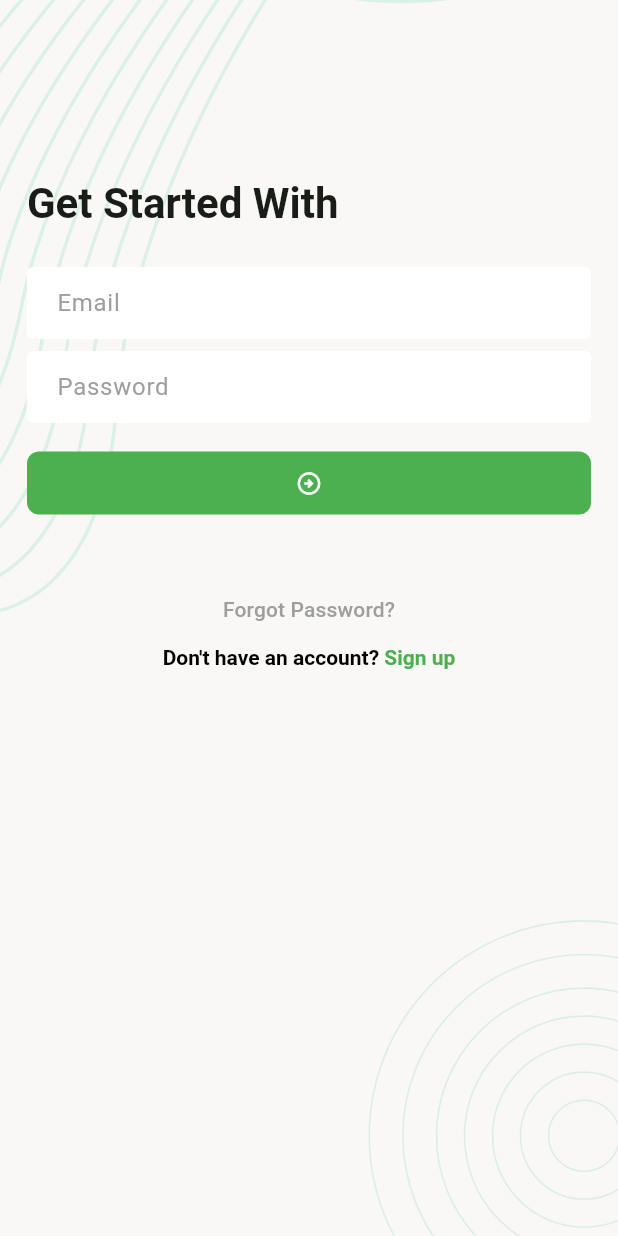
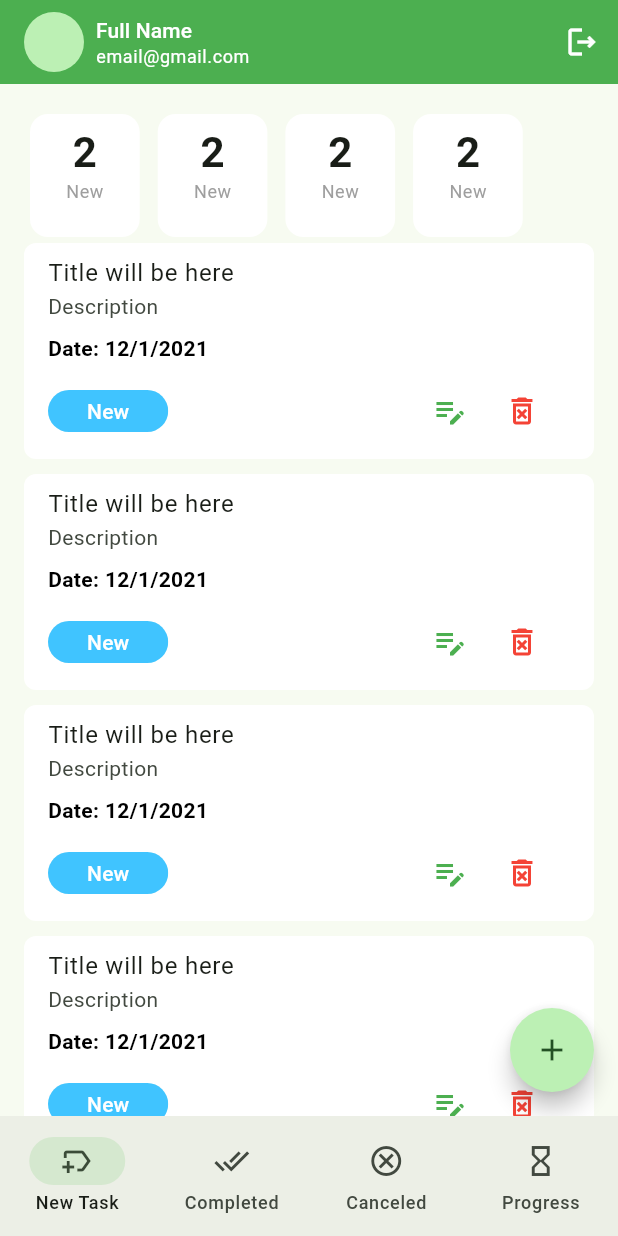
Before and after one commit to faiaz5415/task-manager, a Flutter app: the screen it shows after launch, after a tap on the "arrow circle right" icon, on a phone screen of 412 x 824 dp. Run offline on Flutter 3.47's test engine with Material 3 defaults, Android fonts, the phone set to English and light mode, and no system bars; our stand-ins replace flutter_svg, pin_code_fields.

Commit message:
feat: add main navigation and task screens
- Implemented the main bottom navigation bar to switch between different task status screens.
- Added new screens for 'New', 'Completed', 'Canceled', and 'In Progress' tasks.
- Created an 'Add New Task' screen with a form for subject and description.
- Introduced reusable widgets for the app bar (`TMAppBar`), task cards (`TaskCard`), and task count display (`TaskCountByStatusCard`).
- Updated the login screen to navigate to the main app screen upon successful login.

```diff
--- a/lib/app.dart
+++ b/lib/app.dart
@@ -34,6 +34,9 @@ class TaskManagerApp extends StatelessWidget {
               )
           ),
         ),
+        iconTheme: IconThemeData(
+          color: Colors.white,
+        ),
       ),
       home: SplashScreen(),
     );
--- a/lib/ui/screens/login_screen.dart
+++ b/lib/ui/screens/login_screen.dart
@@ -1,6 +1,7 @@
 import 'package:flutter/gestures.dart';
 import 'package:flutter/material.dart';
 import 'package:task_manager/ui/screens/forgot_password_verify_email_screen.dart';
+import 'package:task_manager/ui/screens/main_nav_bar_holder_screen.dart';
 import 'package:task_manager/ui/screens/sign_up_screen.dart';
 import 'package:task_manager/ui/widgets/screen_background.dart';
 
@@ -46,7 +47,7 @@ class _LoginScreenState extends State<LoginScreen> {
                   ),
                   const SizedBox(height: 16),
                   FilledButton(
-                    onPressed: () {},
+                    onPressed: _onTapMainHomeButton,
                     child: Icon(Icons.arrow_circle_right_outlined),
                   ),
                   SizedBox(height: 36),
@@ -100,6 +101,14 @@ class _LoginScreenState extends State<LoginScreen> {
     Navigator.push(context, MaterialPageRoute(builder: (context) => ForgotPasswordVerifyEmailScreen()));
   }
 
+  void _onTapMainHomeButton() {
+    Navigator.pushAndRemoveUntil(
+      context,
+      MaterialPageRoute(builder: (context) => const MainNavBarHolderScreen()),
+          (route) => false,
+    );
+  }
+
   @override
   void dispose() {
     super.dispose();
--- /dev/null
+++ b/lib/ui/screens/main_nav_bar_holder_screen.dart
@@ -0,0 +1,47 @@
+import 'package:flutter/material.dart';
+import 'package:task_manager/ui/screens/canceled_task_screen.dart';
+import 'package:task_manager/ui/screens/completed_task_screen.dart';
+import 'package:task_manager/ui/screens/new_task_screen.dart';
+import 'package:task_manager/ui/screens/progress_task_screen.dart';
+
+import '../widgets/tm_app_bar.dart';
+
+
+class MainNavBarHolderScreen extends StatefulWidget {
+  const MainNavBarHolderScreen({super.key});
+
+  @override
+  State<MainNavBarHolderScreen> createState() => _MainNavBarHolderScreenState();
+}
+
+class _MainNavBarHolderScreenState extends State<MainNavBarHolderScreen> {
+  int _selectedIndex = 0;
+
+  final List<Widget> _screens = [
+    NewTaskScreen(),
+    CompletedTaskScreen(),
+    CanceledTaskScreen(),
+    ProgressTaskScreen(),
+
+  ];
+
+  @override
+  Widget build(BuildContext context) {
+    return Scaffold(
+      appBar: TMAppBar(),
+      body: _screens[_selectedIndex],
+      bottomNavigationBar: NavigationBar(
+          selectedIndex: _selectedIndex,
+          onDestinationSelected: (int index){
+            _selectedIndex =index;
+            setState(() {});
+          },
+          destinations: [
+        NavigationDestination(icon: Icon(Icons.new_label_outlined), label: 'New Task'),
+        NavigationDestination(icon: Icon(Icons.done_all_outlined), label: 'Completed'),
+        NavigationDestination(icon: Icon(Icons.cancel_outlined), label: 'Canceled'),
+        NavigationDestination(icon: Icon(Icons.hourglass_empty_outlined), label: 'Progress'),
+      ]),
+    );
+  }
+}
--- /dev/null
+++ b/lib/ui/screens/new_task_screen.dart
@@ -0,0 +1,60 @@
+import 'package:flutter/material.dart';
+import 'package:task_manager/ui/screens/add_new_task_screen.dart';
+import '../widgets/task_card.dart';
+import '../widgets/task_count_by_status_card.dart';
+
+class NewTaskScreen extends StatefulWidget {
+  const NewTaskScreen({super.key});
+
+  @override
+  State<NewTaskScreen> createState() => _NewTaskScreenState();
+}
+
+class _NewTaskScreenState extends State<NewTaskScreen> {
+  @override
+  Widget build(BuildContext context) {
+    return Scaffold(
+      body: Padding(
+        padding: const EdgeInsets.symmetric(horizontal: 16),
+        child: Column(
+          children: [
+            const SizedBox(height: 16),
+            SizedBox(
+              height: 90,
+              child: ListView.separated(
+                itemCount: 4,
+                scrollDirection: Axis.horizontal,
+                itemBuilder: (context, index) {
+                  return TaskCountByStatusCard(title: 'New', count: 2);
+                },
+                separatorBuilder: (context, index) {
+                  return SizedBox(width: 4);
+                },
+              ),
+            ),
+            Expanded(
+              child: ListView.separated(
+                itemCount: 10,
+                itemBuilder: (context, index) {
+                  return TaskCard(status: 'New', statusColor: Colors.lightBlueAccent,);
+                },
+                separatorBuilder: (context, index) {
+                  return SizedBox(height: 10);
+                },
+              ),
+            ),
+          ],
+        ),
+      ),
+      floatingActionButton: FloatingActionButton(
+        shape: RoundedRectangleBorder(
+          borderRadius: BorderRadiusGeometry.circular(30),
+        ),
+        onPressed: () {
+          Navigator.push(context, MaterialPageRoute(builder: (context) => AddNewTaskScreen()));
+        },
+        child: Icon(Icons.add),
+      ),
+    );
+  }
+}
--- a/lib/ui/screens/set_password_screen.dart
+++ b/lib/ui/screens/set_password_screen.dart
@@ -53,7 +53,7 @@ class _SetPasswordScreenState extends State<SetPasswordScreen> {
                   ),
                   const SizedBox(height: 16),
                   FilledButton(
-                    onPressed: _onTapNextButton,
+                    onPressed: (){},
                     child: Text('Confirm', style: TextStyle(
                       fontSize: 15,
                       color: Colors.white,
--- /dev/null
+++ b/lib/ui/widgets/task_card.dart
@@ -0,0 +1,51 @@
+import 'package:flutter/material.dart';
+
+class TaskCard extends StatelessWidget {
+
+  final String status;
+  final Color statusColor;
+
+  const TaskCard({
+    super.key, required this.status, required this.statusColor,
+  });
+
+  @override
+  Widget build(BuildContext context) {
+    return ListTile(
+      shape: RoundedRectangleBorder(
+        borderRadius: BorderRadiusGeometry.circular(8),
+      ),
+      tileColor: Colors.white,
+      title: Text('Title will be here'),
+      subtitle: Column(
+        crossAxisAlignment: CrossAxisAlignment.start,
+        spacing: 8,
+        children: [
+          Text('Description'),
+          Text('Date: 12/1/2021', style: TextStyle(
+            fontWeight: FontWeight.w600,
+            color: Colors.black,
+          ),),
+          Row(
+            children: [
+              Chip(label: Text(status, style: TextStyle(
+                color: Colors.white,
+              ),),
+                backgroundColor: statusColor,
+                shape: RoundedRectangleBorder(
+                  borderRadius: BorderRadius.circular(18),
+                ),
+                labelPadding: const EdgeInsets.symmetric(horizontal: 18, vertical: 0),
+                visualDensity: const VisualDensity(horizontal: -4, vertical: -4),
+                side: BorderSide.none,
+              ),
+              Spacer(),
+              IconButton(onPressed: (){}, icon: Icon(Icons.edit_note_outlined),color: Colors.green,),
+              IconButton(onPressed: (){}, icon: Icon(Icons.delete_forever_outlined),color: Colors.red,),
+            ],
+          )
+        ],
+      ),
+    );
+  }
+}
--- /dev/null
+++ b/lib/ui/widgets/task_count_by_status_card.dart
@@ -0,0 +1,34 @@
+import 'package:flutter/material.dart';
+
+class TaskCountByStatusCard extends StatelessWidget {
+  const TaskCountByStatusCard({
+    super.key,
+    required this.title,
+    required this.count,
+  });
+
+  final String title;
+  final int count;
+
+  @override
+  Widget build(BuildContext context) {
+    return Card(
+      color: Colors.white,
+      elevation: 0,
+      child: Padding(
+        padding: const EdgeInsets.symmetric(horizontal: 24, vertical: 8),
+        child: Column(
+          children: [
+            Text('$count', style: Theme.of(context).textTheme.titleLarge),
+            Text(
+              title,
+              style: Theme.of(
+                context,
+              ).textTheme.bodySmall?.copyWith(color: Colors.grey),
+            ),
+          ],
+        ),
+      ),
+    );
+  }
+}
--- /dev/null
+++ b/lib/ui/widgets/tm_app_bar.dart
@@ -0,0 +1,38 @@
+import 'package:flutter/material.dart';
+
+class TMAppBar extends StatelessWidget implements PreferredSizeWidget {
+  const TMAppBar({
+    super.key,
+  });
+
+  @override
+  Widget build(BuildContext context) {
+    return AppBar(
+      foregroundColor: Colors.white,
+      backgroundColor: Colors.green,
+      title: Row(
+        spacing: 8,
+        children: [
+          CircleAvatar(),
+          Column(
+            crossAxisAlignment: CrossAxisAlignment.start,
+            children: [
+              Text('Full Name', style: Theme.of(context).textTheme.titleSmall?.copyWith(
+                color: Colors.white,
+              ),),
+              Text('email@gmail.com', style: Theme.of(context).textTheme.bodySmall?.copyWith(
+                color: Colors.white,
+              ),),
+            ],
+          )
+        ],
+      ),
+      actions: [
+        IconButton(onPressed: (){}, icon: Icon(Icons.logout_outlined, color: Colors.white,))
+      ],
+    );
+  }
+
+  @override
+  Size get preferredSize => Size.fromHeight(kToolbarHeight);
+}
```
Also changed, not shown: lib/ui/screens/add_new_task_screen.dart (added, +72 -0 lines), lib/ui/screens/canceled_task_screen.dart (added, +31 -0 lines), lib/ui/screens/completed_task_screen.dart (added, +31 -0 lines), lib/ui/screens/progress_task_screen.dart (added, +31 -0 lines).
